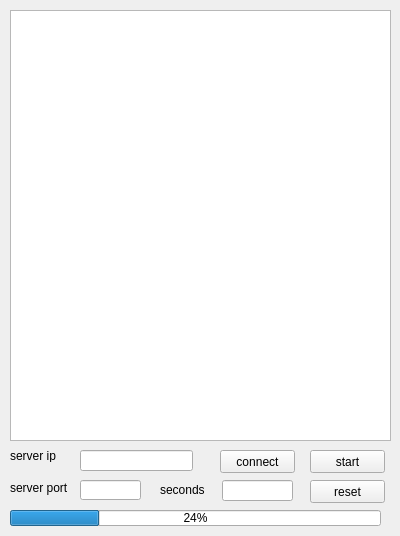
Before: the Qt Designer form cim_client/mainwindow.ui in David-Croose/qt_cim_client, drawn with Qt 5.
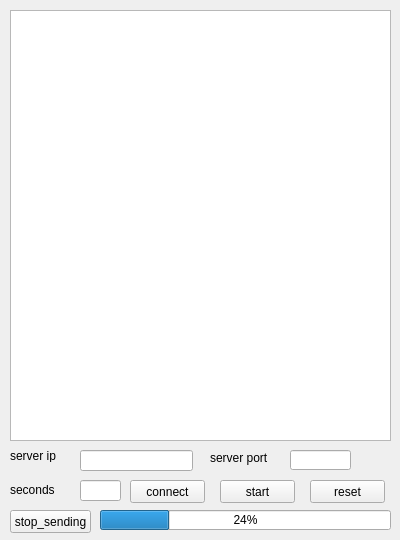
After: the same form once the commit is applied.

Commit message: 增加了"stop_sending"按钮，用来停止发送； 增加一个发送函数，使得数据的发送可以严格按照每包固定字节数发送；

The edit to the form file:
```diff
--- a/cim_client/mainwindow.ui
+++ b/cim_client/mainwindow.ui
@@ -7,19 +7,19 @@
     <x>0</x>
     <y>0</y>
     <width>400</width>
-    <height>536</height>
+    <height>540</height>
    </rect>
   </property>
   <property name="minimumSize">
    <size>
     <width>400</width>
-    <height>536</height>
+    <height>540</height>
    </size>
   </property>
   <property name="maximumSize">
    <size>
     <width>400</width>
-    <height>536</height>
+    <height>540</height>
    </size>
   </property>
   <property name="windowTitle">
@@ -49,8 +49,8 @@
    <widget class="QLineEdit" name="lineEdit_2">
     <property name="geometry">
      <rect>
-      <x>80</x>
-      <y>480</y>
+      <x>290</x>
+      <y>450</y>
       <width>61</width>
       <height>20</height>
      </rect>
@@ -72,8 +72,8 @@
    <widget class="QLabel" name="label_2">
     <property name="geometry">
      <rect>
-      <x>10</x>
-      <y>480</y>
+      <x>210</x>
+      <y>450</y>
       <width>71</width>
       <height>16</height>
      </rect>
@@ -85,8 +85,8 @@
    <widget class="QPushButton" name="pushButton">
     <property name="geometry">
      <rect>
-      <x>220</x>
-      <y>450</y>
+      <x>130</x>
+      <y>480</y>
       <width>75</width>
       <height>23</height>
      </rect>
@@ -98,8 +98,8 @@
    <widget class="QPushButton" name="pushButton_2">
     <property name="geometry">
      <rect>
-      <x>310</x>
-      <y>450</y>
+      <x>220</x>
+      <y>480</y>
       <width>75</width>
       <height>23</height>
      </rect>
@@ -124,9 +124,9 @@
    <widget class="QLineEdit" name="lineEdit_3">
     <property name="geometry">
      <rect>
-      <x>222</x>
+      <x>80</x>
       <y>480</y>
-      <width>71</width>
+      <width>41</width>
       <height>21</height>
      </rect>
     </property>
@@ -134,7 +134,7 @@
    <widget class="QLabel" name="label_3">
     <property name="geometry">
      <rect>
-      <x>160</x>
+      <x>10</x>
       <y>480</y>
       <width>54</width>
       <height>20</height>
@@ -147,16 +147,29 @@
    <widget class="QProgressBar" name="progressBar">
     <property name="geometry">
      <rect>
-      <x>10</x>
+      <x>100</x>
       <y>510</y>
-      <width>371</width>
-      <height>16</height>
+      <width>291</width>
+      <height>20</height>
      </rect>
     </property>
     <property name="value">
      <number>24</number>
     </property>
    </widget>
+   <widget class="QPushButton" name="pushButton_4">
+    <property name="geometry">
+     <rect>
+      <x>10</x>
+      <y>510</y>
+      <width>81</width>
+      <height>23</height>
+     </rect>
+    </property>
+    <property name="text">
+     <string>stop_sending</string>
+    </property>
+   </widget>
   </widget>
  </widget>
  <layoutdefault spacing="6" margin="11"/>
```
The commit also changes 5 other files.
